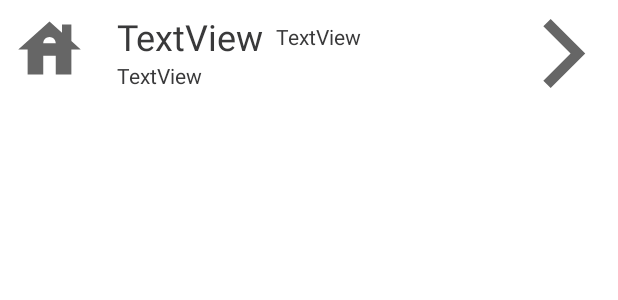
After one commit to erlonbie/aluguel-controle-2, an Android app: the layout list_item2.xml on its own in the app's theme, with its tools: preview values and no code run, on a phone screen of 412 x 824 dp. The commit adds this screen. Shown: the top 300 px of the screen. Run offline under Robolectric (Android 15) with nearby library versions, the phone set to English and light mode, and no system bars.

Commit message:
novo item_list (mesmo problema)

```diff
--- a/app/src/main/java/com/example/controle_alugueis/ImoveisActivity.java
+++ b/app/src/main/java/com/example/controle_alugueis/ImoveisActivity.java
@@ -62,8 +62,8 @@
     }
 
     public ImoveisViewHolder onCreateViewHolder(ViewGroup parent, int viewType) {
-        ConstraintLayout v = (ConstraintLayout) LayoutInflater.from(parent.getContext()).inflate(R.layout.list_item, parent, false);
-        ImoveisViewHolder ih = new ImoveisViewHolder(v, this.context);
+        ConstraintLayout v = (ConstraintLayout) LayoutInflater.from(parent.getContext()).inflate(R.layout.list_item2, parent, false);
+        ImoveisViewHolder ih = new ImoveisViewHolder(v, context);
         return ih;
     }
 
--- /dev/null
+++ b/app/src/main/res/layout/list_item2.xml
@@ -0,0 +1,66 @@
+<?xml version="1.0" encoding="utf-8"?>
+<androidx.constraintlayout.widget.ConstraintLayout xmlns:android="http://schemas.android.com/apk/res/android"
+    xmlns:app="http://schemas.android.com/apk/res-auto"
+    android:layout_width="match_parent"
+    android:layout_height="70dp">
+
+    <ImageView
+        android:id="@+id/itemIcon"
+        android:layout_width="50dp"
+        android:layout_height="50dp"
+
+        android:layout_marginStart="8dp"
+        android:layout_marginTop="8dp"
+        app:layout_constraintStart_toStartOf="parent"
+        app:layout_constraintTop_toTopOf="parent"
+        app:srcCompat="@drawable/ic_baseline_house_24" />
+
+    <TextView
+        android:id="@+id/itemCategory"
+        android:layout_width="wrap_content"
+        android:layout_height="wrap_content"
+        android:layout_marginStart="20dp"
+        android:layout_marginTop="8dp"
+        android:text="TextView"
+
+        android:textColor="#39393a"
+        android:textSize="24sp"
+        app:layout_constraintStart_toEndOf="@+id/itemIcon"
+        app:layout_constraintTop_toTopOf="parent" />
+
+    <TextView
+        android:id="@+id/itemAdress"
+        android:layout_width="wrap_content"
+        android:layout_height="wrap_content"
+        android:text="TextView"
+        android:textColor="#39393a"
+        android:textSize="14sp"
+
+        app:layout_constraintStart_toStartOf="@+id/itemCategory"
+        app:layout_constraintTop_toBottomOf="@+id/itemCategory" />
+
+    <TextView
+        android:id="@+id/itemId"
+        android:layout_width="wrap_content"
+        android:layout_height="wrap_content"
+        android:layout_marginStart="8dp"
+        android:text="TextView"
+
+        android:textColor="#39393a"
+        android:textSize="14sp"
+        app:layout_constraintBottom_toBottomOf="@+id/itemCategory"
+        app:layout_constraintStart_toEndOf="@+id/itemCategory"
+        app:layout_constraintTop_toTopOf="@+id/itemCategory" />
+
+    <ImageView
+        android:id="@+id/itemArrow"
+        android:layout_width="55dp"
+        android:layout_height="55dp"
+
+        android:layout_marginTop="8dp"
+        android:layout_marginEnd="8dp"
+        app:layout_constraintEnd_toEndOf="parent"
+        app:layout_constraintTop_toTopOf="parent"
+        app:srcCompat="@drawable/ic_baseline_arrow_forward_ios_24" />
+
+</androidx.constraintlayout.widget.ConstraintLayout>
```
